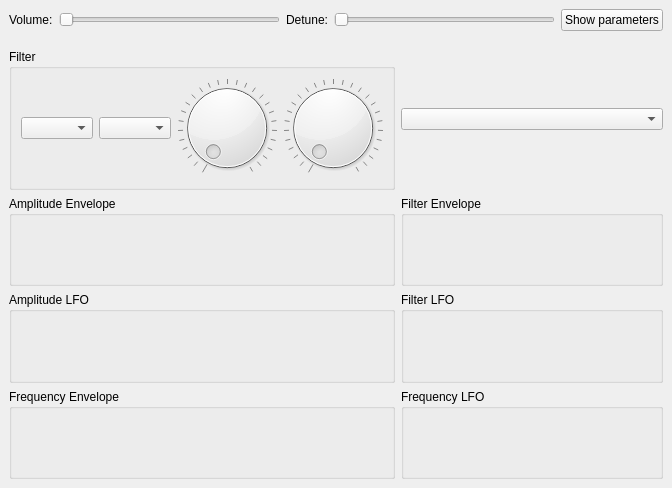
First picture: the form in src/NewUI/Addnote/VoiceWidgetExpanded.ui, repository saidinesh5/ZynAddSubFX, before the edit.
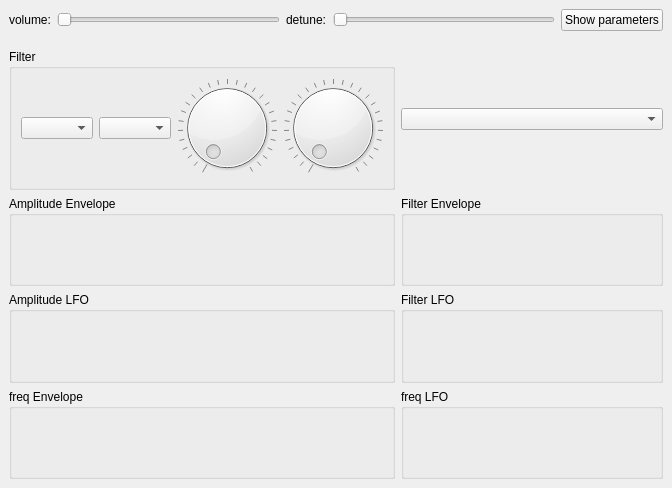
Second picture: the form after the edit. Custom widgets are drawn as their Qt base class.

```diff
--- a/src/NewUI/Addnote/VoiceWidgetExpanded.ui
+++ b/src/NewUI/Addnote/VoiceWidgetExpanded.ui
@@ -32,7 +32,7 @@
       <item>
        <widget class="QLabel" name="label_2">
         <property name="text">
-         <string>Volume:</string>
+         <string>volume:</string>
         </property>
        </widget>
       </item>
@@ -52,7 +52,7 @@
       <item>
        <widget class="QLabel" name="label">
         <property name="text">
-         <string>Detune:</string>
+         <string>detune:</string>
         </property>
        </widget>
       </item>
@@ -187,14 +187,14 @@
       <item row="3" column="0">
        <widget class="EnvelopeBox" name="frequencyEnvelope">
         <property name="title">
-         <string>Frequency Envelope</string>
+         <string>freq Envelope</string>
         </property>
        </widget>
       </item>
       <item row="3" column="1">
        <widget class="LFOBox" name="frequencyLFO">
         <property name="title">
-         <string>Frequency LFO</string>
+         <string>freq LFO</string>
         </property>
        </widget>
       </item>
```
Left out of the diff: 14 changed lines with no effect on the pictures.
